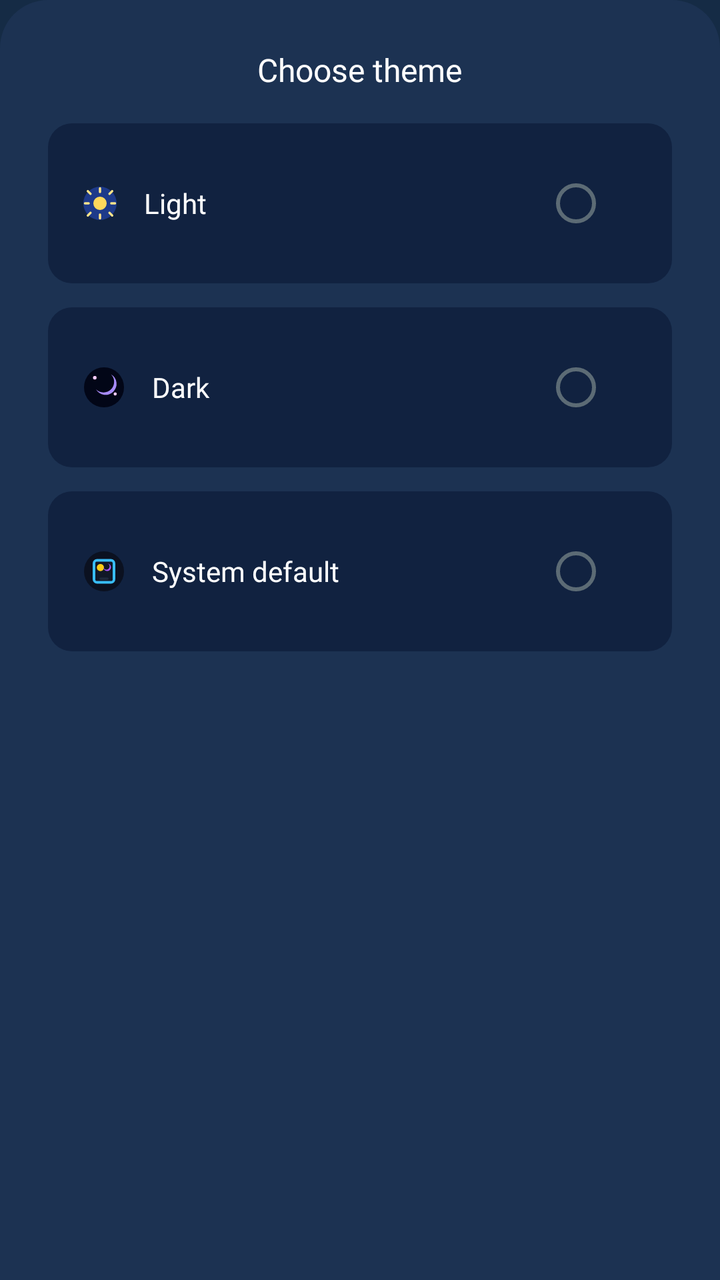
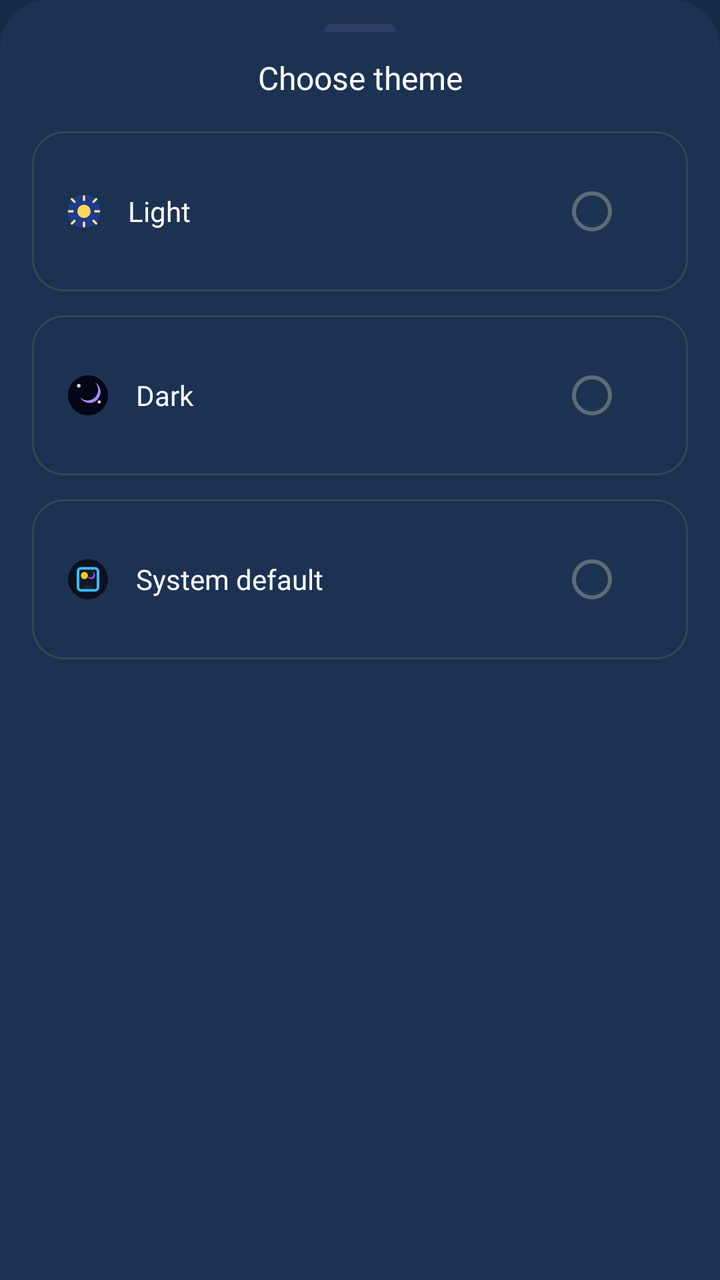

Screens rendered from an Android XML layout before and after an edit, with the pre-edit source and the edit as a unified diff.
<!-- AndroidManifest.xml: application theme AppTheme -->
<!-- res/layout/dialog_theme_selection.xml -->
<?xml version="1.0" encoding="utf-8"?>
<LinearLayout
    xmlns:android="http://schemas.android.com/apk/res/android"
    xmlns:app="http://schemas.android.com/apk/res-auto"
    android:orientation="vertical"
    android:layout_width="match_parent"
    android:layout_height="wrap_content"
    android:background="@drawable/bg_bottomsheet_rounded"
    android:padding="24dp"
    android:gravity="center_horizontal">

    
    <TextView
        android:id="@+id/tvDialogTitle"
        android:layout_width="wrap_content"
        android:layout_height="wrap_content"
        android:text="@string/theme_selection_title"
        android:textColor="@android:color/white"
        android:textSize="16sp"
        android:fontFamily="@font/poppins_bold"
        android:gravity="center"
        android:layout_marginBottom="16dp"
        android:labelFor="@id/layoutLight" />

    
    <LinearLayout
        android:id="@+id/layoutLight"
        android:layout_width="match_parent"
        android:layout_height="wrap_content"
        android:orientation="horizontal"
        android:padding="16dp"
        android:background="@drawable/theme_bottomsheet_item"
        android:gravity="center_vertical"
        android:layout_marginBottom="12dp"
        android:contentDescription="@string/theme_selection_light_option_description">

        
        <ImageView
            android:layout_width="20dp"
            android:layout_height="20dp"
            android:layout_marginEnd="12dp"
            android:src="@drawable/ic_theme_light" />

        
        <TextView
            android:id="@+id/tvLight"
            android:layout_width="0dp"
            android:layout_weight="1"
            android:layout_height="wrap_content"
            android:text="@string/theme_selection_light"
            android:textColor="@android:color/white"
            android:textSize="14sp"
            android:fontFamily="@font/inter_medium" />

        
        <com.google.android.material.radiobutton.MaterialRadioButton
            android:id="@+id/radioLight"
            android:layout_width="wrap_content"
            android:layout_height="wrap_content"
            android:focusable="false"
            android:clickable="false" />
    </LinearLayout>

    
    <LinearLayout
        android:id="@+id/layoutDark"
        android:layout_width="match_parent"
        android:layout_height="wrap_content"
        android:orientation="horizontal"
        android:padding="16dp"
        android:background="@drawable/theme_bottomsheet_item"
        android:gravity="center_vertical"
        android:layout_marginBottom="12dp"
        android:contentDescription="@string/theme_selection_dark_option_description">

        
        <ImageView
            android:layout_width="24dp"
            android:layout_height="24dp"
            android:layout_marginEnd="12dp"
            android:src="@drawable/ic_theme_dark" />

        
        <TextView
            android:id="@+id/tvDark"
            android:layout_width="0dp"
            android:layout_weight="1"
            android:layout_height="wrap_content"
            android:text="@string/theme_selection_dark"
            android:textColor="@android:color/white"
            android:textSize="14sp"
            android:fontFamily="@font/inter_medium" />

        
        <com.google.android.material.radiobutton.MaterialRadioButton
            android:id="@+id/radioDark"
            android:layout_width="wrap_content"
            android:layout_height="wrap_content"
            android:focusable="false"
            android:clickable="false" />
    </LinearLayout>

    
    <LinearLayout
        android:id="@+id/layoutSystem"
        android:layout_width="match_parent"
        android:layout_height="wrap_content"
        android:orientation="horizontal"
        android:padding="16dp"
        android:background="@drawable/theme_bottomsheet_item"
        android:gravity="center_vertical"
        android:contentDescription="@string/theme_selection_system_option_description">

        
        <ImageView
            android:layout_width="24dp"
            android:layout_height="24dp"
            android:layout_marginEnd="12dp"
            android:src="@drawable/ic_theme_system" />

        
        <TextView
            android:id="@+id/tvSystem"
            android:layout_width="0dp"
            android:layout_weight="1"
            android:layout_height="wrap_content"
            android:text="@string/theme_selection_system_default"
            android:textColor="@android:color/white"
            android:textSize="14sp"
            android:fontFamily="@font/inter_medium" />

        
        <com.google.android.material.radiobutton.MaterialRadioButton
            android:id="@+id/radioSystem"
            android:layout_width="wrap_content"
            android:layout_height="wrap_content"
            android:focusable="false"
            android:clickable="false" />
    </LinearLayout>
</LinearLayout>
<!-- resources referenced by this layout -->
<resources>
  <!-- drawable bg_bottomsheet_rounded (drawable) -->
  <?xml version="1.0" encoding="utf-8"?>
  <shape xmlns:android="http://schemas.android.com/apk/res/android"
      android:shape="rectangle">
  
      <corners
          android:topLeftRadius="24dp"
          android:topRightRadius="24dp"
          android:bottomLeftRadius="0dp"
          android:bottomRightRadius="0dp" />
     <solid android:color="@color/settings_card_background" />
  </shape>
  <!-- drawable ic_theme_dark (drawable) -->
  <?xml version="1.0" encoding="utf-8"?>
  <vector xmlns:android="http://schemas.android.com/apk/res/android"
      android:width="24dp"
      android:height="24dp"
      android:viewportWidth="24"
      android:viewportHeight="24">
  
      
      <path
          android:fillColor="#020617"
          android:pathData="M12,2a10,10 0 1,0 0,20a10,10 0 1,0 0,-20z" />
  
      
      <path
          android:fillColor="#A78BFA"
          android:pathData="
              M15.5,5.5
              A5.5,5.5 0 1,1 8,13
              A4.5,4.5 0 1,0 15.5,5.5z" />
  
      
      <path
          android:fillColor="#FACCFF"
          android:pathData="M6.5,7.2a0.9,0.9 0 1,0 1.8,0a0.9,0.9 0 1,0 -1.8,0z" />
      <path
          android:fillColor="#FACCFF"
          android:pathData="M16.8,15.3a0.8,0.8 0 1,0 1.6,0a0.8,0.8 0 1,0 -1.6,0z" />
  </vector>
  <!-- drawable theme_bottomsheet_item (drawable) -->
  <?xml version="1.0" encoding="utf-8"?>
    
  <shape xmlns:android="http://schemas.android.com/apk/res/android"  
      android:shape="rectangle">  
      <solid android:color="#112240"/>   
      <corners android:radius="12dp"/>  
  </shape>
  <string name="theme_selection_dark">Dark</string>
  <string name="theme_selection_dark_option_description">Select dark theme</string>
  <string name="theme_selection_light">Light</string>
  <string name="theme_selection_light_option_description">Select light theme</string>
  <string name="theme_selection_system_default">System default</string>
  <string name="theme_selection_system_option_description">Select system default theme</string>
  <string name="theme_selection_title">Choose theme</string>
  <color name="settings_card_background">#1C3252</color>
  <color name="md_theme_light_primary">#2196F3</color>
  <color name="md_theme_light_onPrimary">#FFFFFF</color>
  <color name="md_theme_light_secondary">#4A6363</color>
  <color name="md_theme_light_onSecondary">#FFFFFF</color>
  <color name="md_theme_light_background">#152B45</color>
  <color name="md_theme_light_surface">#152B45</color>
  <color name="md_theme_light_onSurface">#E0E6ED</color>
  <color name="md_theme_light_surfaceVariant">#233042</color>
  <color name="md_theme_light_onSurfaceVariant">#5C6B75</color>
  <color name="md_theme_light_outline">#455A64</color>
  <color name="md_theme_light_outlineVariant">#37474F</color>
  <color name="md_theme_light_error">#D32F2F</color>
  <color name="md_theme_light_onError">#FFFFFF</color>
  <!-- unchanged entries left out for length: 3 -->
</resources>

<!-- the commit's change to res/layout/dialog_theme_selection.xml (unified diff, before → after) -->
@@ -6,135 +6,168 @@
     android:layout_width="match_parent"
     android:layout_height="wrap_content"
     android:background="@drawable/bg_bottomsheet_rounded"
-    android:padding="24dp"
+    android:paddingStart="16dp"
+    android:paddingEnd="16dp"
+    android:paddingTop="12dp"
+    android:paddingBottom="16dp"
     android:gravity="center_horizontal">
+
+    
+    <View
+        android:layout_width="36dp"
+        android:layout_height="4dp"
+        android:layout_gravity="center_horizontal"
+        android:background="@drawable/bg_bottomsheet_handle"
+        android:layout_marginBottom="12dp" />
 
     
     <TextView
         android:id="@+id/tvDialogTitle"
-        android:layout_width="wrap_content"
+        android:layout_width="match_parent"
         android:layout_height="wrap_content"
         android:text="@string/theme_selection_title"
         android:textColor="@android:color/white"
         android:textSize="16sp"
         android:fontFamily="@font/poppins_bold"
-        android:gravity="center"
+        android:gravity="center_horizontal"
         android:layout_marginBottom="16dp"
         android:labelFor="@id/layoutLight" />
 
     
-    <LinearLayout
-        android:id="@+id/layoutLight"
+    <com.google.android.material.card.MaterialCardView
         android:layout_width="match_parent"
         android:layout_height="wrap_content"
-        android:orientation="horizontal"
-        android:padding="16dp"
-        android:background="@drawable/theme_bottomsheet_item"
-        android:gravity="center_vertical"
         android:layout_marginBottom="12dp"
+        style="@style/Widget.Aqua.CardStyles"
+        app:cardElevation="0dp"
+        app:cardUseCompatPadding="false"
         android:contentDescription="@string/theme_selection_light_option_description">
 
-        
-        <ImageView
-            android:layout_width="20dp"
-            android:layout_height="20dp"
-            android:layout_marginEnd="12dp"
-            android:src="@drawable/ic_theme_light" />
+        <LinearLayout
+            android:id="@+id/layoutLight"
+            android:layout_width="match_parent"
+            android:layout_height="wrap_content"
+            android:orientation="horizontal"
+            android:padding="16dp"
+            android:gravity="center_vertical">
 
-        
-        <TextView
-            android:id="@+id/tvLight"
-            android:layout_width="0dp"
-            android:layout_weight="1"
-            android:layout_height="wrap_content"
-            android:text="@string/theme_selection_light"
-            android:textColor="@android:color/white"
-            android:textSize="14sp"
-            android:fontFamily="@font/inter_medium" />
+            
+            <ImageView
+                android:layout_width="20dp"
+                android:layout_height="20dp"
+                android:layout_marginEnd="12dp"
+                android:src="@drawable/ic_theme_light" />
 
-        
-        <com.google.android.material.radiobutton.MaterialRadioButton
-            android:id="@+id/radioLight"
-            android:layout_width="wrap_content"
-            android:layout_height="wrap_content"
-            android:focusable="false"
-            android:clickable="false" />
-    </LinearLayout>
+            
+            <TextView
+                android:id="@+id/tvLight"
+                android:layout_width="0dp"
+                android:layout_weight="1"
+                android:layout_height="wrap_content"
+                android:text="@string/theme_selection_light"
+                android:textColor="@android:color/white"
+                android:textSize="14sp"
+                android:fontFamily="@font/inter_medium" />
+
+            
+            <com.google.android.material.radiobutton.MaterialRadioButton
+                android:id="@+id/radioLight"
+                android:layout_width="wrap_content"
+                android:layout_height="wrap_content"
+                android:focusable="false"
+                android:clickable="false" />
+        </LinearLayout>
+    </com.google.android.material.card.MaterialCardView>
 
     
-    <LinearLayout
-        android:id="@+id/layoutDark"
+    <com.google.android.material.card.MaterialCardView
         android:layout_width="match_parent"
         android:layout_height="wrap_content"
-        android:orientation="horizontal"
-        android:padding="16dp"
-        android:background="@drawable/theme_bottomsheet_item"
-        android:gravity="center_vertical"
         android:layout_marginBottom="12dp"
+        style="@style/Widget.Aqua.CardStyles"
+        app:cardElevation="0dp"
+        app:cardUseCompatPadding="false"
         android:contentDescription="@string/theme_selection_dark_option_description">
 
-        
-        <ImageView
-            android:layout_width="24dp"
-            android:layout_height="24dp"
-            android:layout_marginEnd="12dp"
-            android:src="@drawable/ic_theme_dark" />
+        <LinearLayout
+            android:id="@+id/layoutDark"
+            android:layout_width="match_parent"
+            android:layout_height="wrap_content"
+            android:orientation="horizontal"
+            android:padding="16dp"
+            android:gravity="center_vertical">
 
-        
-        <TextView
-            android:id="@+id/tvDark"
-            android:layout_width="0dp"
-            android:layout_weight="1"
-            android:layout_height="wrap_content"
-            android:text="@string/theme_selection_dark"
-            android:textColor="@android:color/white"
-            android:textSize="14sp"
-            android:fontFamily="@font/inter_medium" />
+            
+            <ImageView
+                android:layout_width="24dp"
+                android:layout_height="24dp"
+                android:layout_marginEnd="12dp"
+                android:src="@drawable/ic_theme_dark" />
 
-        
-        <com.google.android.material.radiobutton.MaterialRadioButton
-            android:id="@+id/radioDark"
-            android:layout_width="wrap_content"
-            android:layout_height="wrap_content"
-            android:focusable="false"
-            android:clickable="false" />
-    </LinearLayout>
+            
+            <TextView
+                android:id="@+id/tvDark"
+                android:layout_width="0dp"
+                android:layout_weight="1"
+                android:layout_height="wrap_content"
+                android:text="@string/theme_selection_dark"
+                android:textColor="@android:color/white"
+                android:textSize="14sp"
+                android:fontFamily="@font/inter_medium" />
+
+            
+            <com.google.android.material.radiobutton.MaterialRadioButton
+                android:id="@+id/radioDark"
+                android:layout_width="wrap_content"
+                android:layout_height="wrap_content"
+                android:focusable="false"
+                android:clickable="false" />
+        </LinearLayout>
+    </com.google.android.material.card.MaterialCardView>
 
     
-    <LinearLayout
-        android:id="@+id/layoutSystem"
+    <com.google.android.material.card.MaterialCardView
         android:layout_width="match_parent"
         android:layout_height="wrap_content"
-        android:orientation="horizontal"
-        android:padding="16dp"
-        android:background="@drawable/theme_bottomsheet_item"
-        android:gravity="center_vertical"
+        style="@style/Widget.Aqua.CardStyles"
+        app:cardElevation="0dp"
+        app:cardUseCompatPadding="false"
         android:contentDescription="@string/theme_selection_system_option_description">
 
-        
-        <ImageView
-            android:layout_width="24dp"
-            android:layout_height="24dp"
-            android:layout_marginEnd="12dp"
-            android:src="@drawable/ic_theme_system" />
+        <LinearLayout
+            android:id="@+id/layoutSystem"
+            android:layout_width="match_parent"
+            android:layout_height="wrap_content"
+            android:orientation="horizontal"
+            android:padding="16dp"
+            android:gravity="center_vertical">
 
-        
-        <TextView
-            android:id="@+id/tvSystem"
-            android:layout_width="0dp"
-            android:layout_weight="1"
-            android:layout_height="wrap_content"
-            android:text="@string/theme_selection_system_default"
-            android:textColor="@android:color/white"
-            android:textSize="14sp"
-            android:fontFamily="@font/inter_medium" />
+            
+            <ImageView
+                android:layout_width="24dp"
+                android:layout_height="24dp"
+                android:layout_marginEnd="12dp"
+                android:src="@drawable/ic_theme_system" />
 
-        
-        <com.google.android.material.radiobutton.MaterialRadioButton
-            android:id="@+id/radioSystem"
-            android:layout_width="wrap_content"
-            android:layout_height="wrap_content"
-            android:focusable="false"
-            android:clickable="false" />
-    </LinearLayout>
+            
+            <TextView
+                android:id="@+id/tvSystem"
+                android:layout_width="0dp"
+                android:layout_weight="1"
+                android:layout_height="wrap_content"
+                android:text="@string/theme_selection_system_default"
+                android:textColor="@android:color/white"
+                android:textSize="14sp"
+                android:fontFamily="@font/inter_medium" />
+
+            
+            <com.google.android.material.radiobutton.MaterialRadioButton
+                android:id="@+id/radioSystem"
+                android:layout_width="wrap_content"
+                android:layout_height="wrap_content"
+                android:focusable="false"
+                android:clickable="false" />
+        </LinearLayout>
+    </com.google.android.material.card.MaterialCardView>
+
 </LinearLayout>
<!-- resource entries referenced after the edit -->
@@ -1,5 +1,13 @@
 <!-- resources referenced by this layout -->
 <resources>
+  <!-- drawable bg_bottomsheet_handle (drawable) -->
+  <?xml version="1.0" encoding="utf-8"?>
+  <shape xmlns:android="http://schemas.android.com/apk/res/android"
+      android:shape="rectangle">
+      <size android:height="4dp" />
+      <corners android:topLeftRadius="16dp" android:topRightRadius="16dp"/>
+      <solid android:color="@color/settings_divider" />
+  </shape>
   <!-- drawable bg_bottomsheet_rounded (drawable) -->
   <?xml version="1.0" encoding="utf-8"?>
   <shape xmlns:android="http://schemas.android.com/apk/res/android"
@@ -41,14 +49,6 @@
           android:fillColor="#FACCFF"
           android:pathData="M16.8,15.3a0.8,0.8 0 1,0 1.6,0a0.8,0.8 0 1,0 -1.6,0z" />
   </vector>
-  <!-- drawable theme_bottomsheet_item (drawable) -->
-  <?xml version="1.0" encoding="utf-8"?>
-    
-  <shape xmlns:android="http://schemas.android.com/apk/res/android"  
-      android:shape="rectangle">  
-      <solid android:color="#112240"/>   
-      <corners android:radius="12dp"/>  
-  </shape>
   <string name="theme_selection_dark">Dark</string>
   <string name="theme_selection_dark_option_description">Select dark theme</string>
   <string name="theme_selection_light">Light</string>
@@ -56,6 +56,13 @@
   <string name="theme_selection_system_default">System default</string>
   <string name="theme_selection_system_option_description">Select system default theme</string>
   <string name="theme_selection_title">Choose theme</string>
+  <style name="Widget.Aqua.CardStyles" parent="Widget.MaterialComponents.CardView">
+      <item name="cardBackgroundColor">@color/settings_card_background</item>
+      <item name="cardCornerRadius">16dp</item>
+      <item name="cardElevation">8dp</item>
+      <item name="cardUseCompatPadding">false</item>
+  </style>
+  <color name="settings_divider">#2D3F66</color>
   <color name="settings_card_background">#1C3252</color>
   <color name="md_theme_light_primary">#2196F3</color>
   <color name="md_theme_light_onPrimary">#FFFFFF</color>
